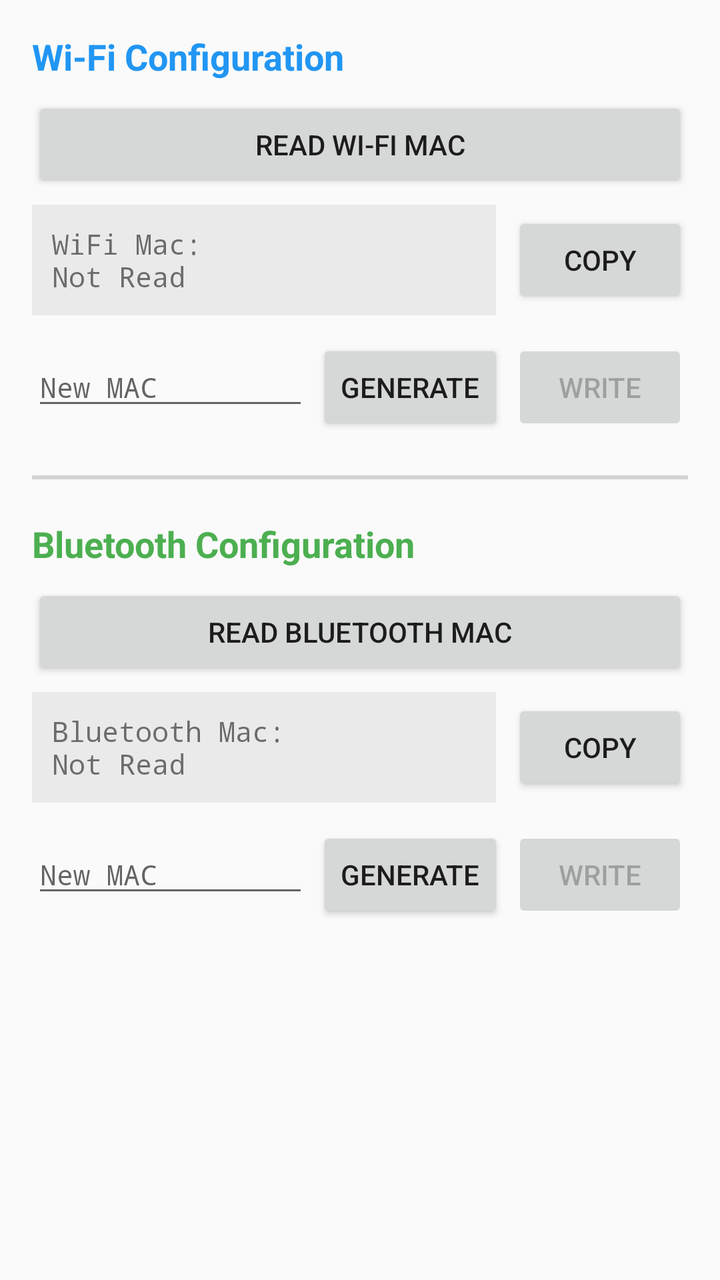
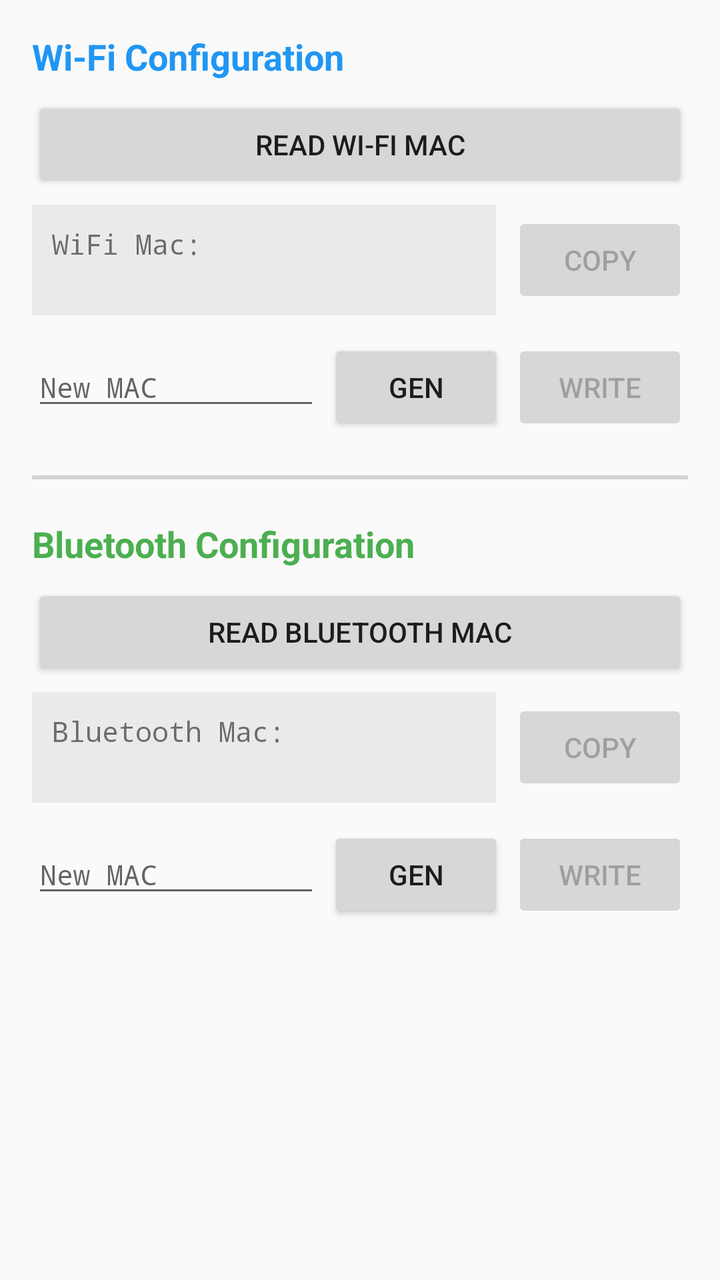

Compare the two renders of this Android layout. The source of the first and the diff that turns it into the second are given below.
<!-- AndroidManifest.xml: application theme Theme.AppCompat.Light -->
<!-- res/layout/activity_main.xml -->
<?xml version="1.0" encoding="utf-8"?>
<ScrollView xmlns:android="http://schemas.android.com/apk/res/android"
    android:layout_width="match_parent"
    android:layout_height="match_parent"
    android:padding="16dp">

    <LinearLayout
        android:layout_width="match_parent"
        android:layout_height="wrap_content"
        android:orientation="vertical">

        
        <TextView
            android:layout_width="match_parent"
            android:layout_height="wrap_content"
            android:text="Wi-Fi Configuration"
            android:textSize="18sp"
            android:textStyle="bold"
            android:textColor="#2196F3"
            android:layout_marginBottom="8dp" />

        <Button
            android:id="@+id/btnReadWifi"
            android:layout_width="match_parent"
            android:layout_height="wrap_content"
            android:text="Read Wi-Fi MAC" />

        <LinearLayout
            android:layout_width="match_parent"
            android:layout_height="wrap_content"
            android:orientation="horizontal"
            android:gravity="center_vertical"
            android:layout_marginTop="6dp"
            android:layout_marginBottom="12dp">

            <TextView
                android:id="@+id/tvWifiResult"
                android:layout_width="0dp"
                android:layout_height="wrap_content"
                android:layout_weight="1"
                android:text="WiFi Mac:\nNot Read"
                android:textSize="14sp"
                android:background="#10000000"
                android:padding="10dp"
                android:fontFamily="monospace" />

            <Button
                android:id="@+id/btnCopyWifi"
                android:layout_width="wrap_content"
                android:layout_height="wrap_content"
                android:text="Copy"
                android:layout_marginStart="8dp" />
        </LinearLayout>

        <LinearLayout
            android:layout_width="match_parent"
            android:layout_height="wrap_content"
            android:orientation="horizontal">

            <EditText
                android:id="@+id/etWifiMac"
                android:layout_width="0dp"
                android:layout_height="wrap_content"
                android:layout_weight="1"
                android:hint="New MAC"
                android:fontFamily="monospace"
                android:textSize="14sp"
                android:maxLength="17"
                android:inputType="textCapCharacters" />

            <Button
                android:id="@+id/btnGenerateWifi"
                android:layout_width="wrap_content"
                android:layout_height="wrap_content"
                android:text="Generate"
                android:layout_marginStart="4dp" />

            <Button
                android:id="@+id/btnWriteWifi"
                android:layout_width="wrap_content"
                android:layout_height="wrap_content"
                android:text="Write"
                android:enabled="false"
                android:layout_marginStart="4dp" />
        </LinearLayout>

        
        <View
            android:layout_width="match_parent"
            android:layout_height="2dp"
            android:background="#D3D3D3"
            android:layout_marginTop="20dp"
            android:layout_marginBottom="20dp" />

        
        <TextView
            android:layout_width="match_parent"
            android:layout_height="wrap_content"
            android:text="Bluetooth Configuration"
            android:textSize="18sp"
            android:textStyle="bold"
            android:textColor="#4CAF50"
            android:layout_marginBottom="8dp" />

        <Button
            android:id="@+id/btnReadBt"
            android:layout_width="match_parent"
            android:layout_height="wrap_content"
            android:text="Read Bluetooth MAC" />

        <LinearLayout
            android:layout_width="match_parent"
            android:layout_height="wrap_content"
            android:orientation="horizontal"
            android:gravity="center_vertical"
            android:layout_marginTop="6dp"
            android:layout_marginBottom="12dp">

            <TextView
                android:id="@+id/tvBtResult"
                android:layout_width="0dp"
                android:layout_height="wrap_content"
                android:layout_weight="1"
                android:text="Bluetooth Mac:\nNot Read"
                android:textSize="14sp"
                android:background="#10000000"
                android:padding="10dp"
                android:fontFamily="monospace" />

            <Button
                android:id="@+id/btnCopyBt"
                android:layout_width="wrap_content"
                android:layout_height="wrap_content"
                android:text="Copy"
                android:layout_marginStart="8dp" />
        </LinearLayout>

        <LinearLayout
            android:layout_width="match_parent"
            android:layout_height="wrap_content"
            android:orientation="horizontal">

            <EditText
                android:id="@+id/etBtMac"
                android:layout_width="0dp"
                android:layout_height="wrap_content"
                android:layout_weight="1"
                android:hint="New MAC"
                android:fontFamily="monospace"
                android:textSize="14sp"
                android:maxLength="17"
                android:inputType="textCapCharacters" />

            <Button
                android:id="@+id/btnGenerateBt"
                android:layout_width="wrap_content"
                android:layout_height="wrap_content"
                android:text="Generate"
                android:layout_marginStart="4dp" />

            <Button
                android:id="@+id/btnWriteBt"
                android:layout_width="wrap_content"
                android:layout_height="wrap_content"
                android:text="Write"
                android:enabled="false"
                android:layout_marginStart="4dp" />
        </LinearLayout>

    </LinearLayout>
</ScrollView>
<!-- resources referenced by this layout -->
<resources>

</resources>

<!-- the commit's change to res/layout/activity_main.xml (unified diff, before → after) -->
@@ -38,7 +38,7 @@
                 android:layout_width="0dp"
                 android:layout_height="wrap_content"
                 android:layout_weight="1"
-                android:text="WiFi Mac:\nNot Read"
+                android:text="WiFi Mac:\n "
                 android:textSize="14sp"
                 android:background="#10000000"
                 android:padding="10dp"
@@ -49,6 +49,7 @@
                 android:layout_width="wrap_content"
                 android:layout_height="wrap_content"
                 android:text="Copy"
+                android:enabled="false"
                 android:layout_marginStart="8dp" />
         </LinearLayout>
 
@@ -72,7 +73,9 @@
                 android:id="@+id/btnGenerateWifi"
                 android:layout_width="wrap_content"
                 android:layout_height="wrap_content"
-                android:text="Generate"
+                android:text="GEN"
+                android:paddingStart="8dp"
+                android:paddingEnd="8dp"
                 android:layout_marginStart="4dp" />
 
             <Button
@@ -121,7 +124,7 @@
                 android:layout_width="0dp"
                 android:layout_height="wrap_content"
                 android:layout_weight="1"
-                android:text="Bluetooth Mac:\nNot Read"
+                android:text="Bluetooth Mac:\n "
                 android:textSize="14sp"
                 android:background="#10000000"
                 android:padding="10dp"
@@ -132,6 +135,7 @@
                 android:layout_width="wrap_content"
                 android:layout_height="wrap_content"
                 android:text="Copy"
+                android:enabled="false"
                 android:layout_marginStart="8dp" />
         </LinearLayout>
 
@@ -155,7 +159,9 @@
                 android:id="@+id/btnGenerateBt"
                 android:layout_width="wrap_content"
                 android:layout_height="wrap_content"
-                android:text="Generate"
+                android:text="GEN"
+                android:paddingStart="8dp"
+                android:paddingEnd="8dp"
                 android:layout_marginStart="4dp" />
 
             <Button
